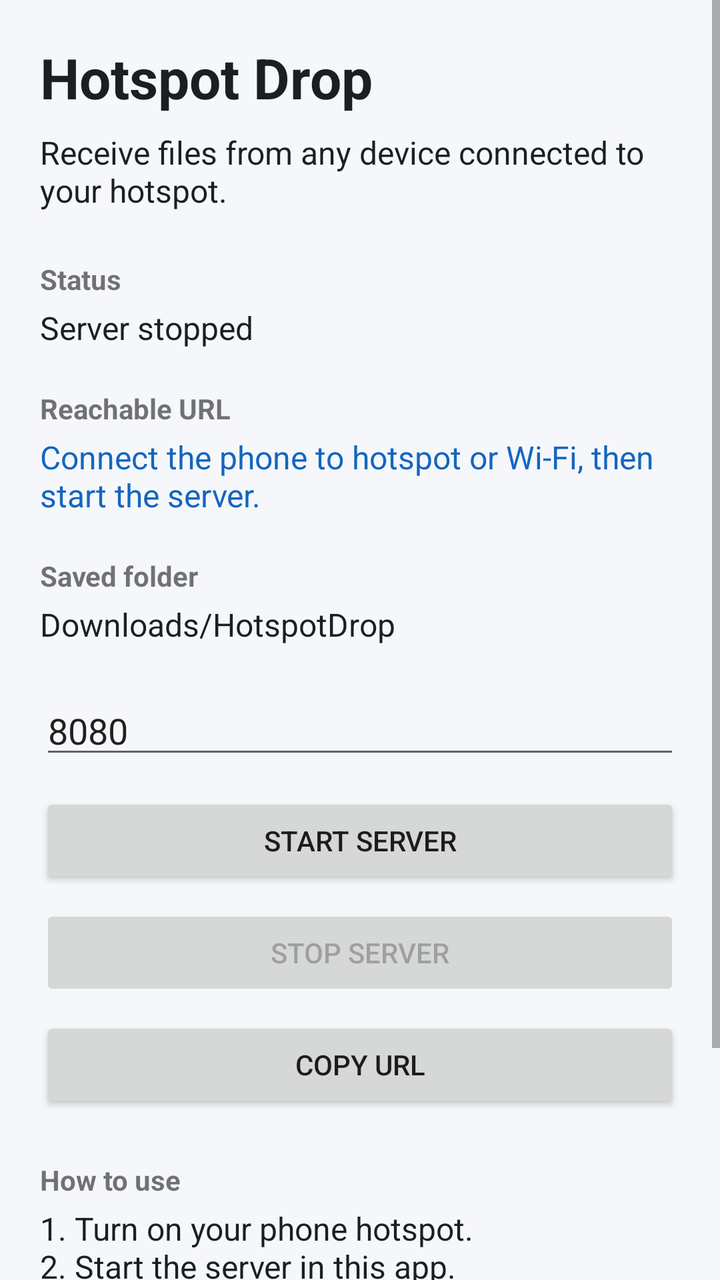
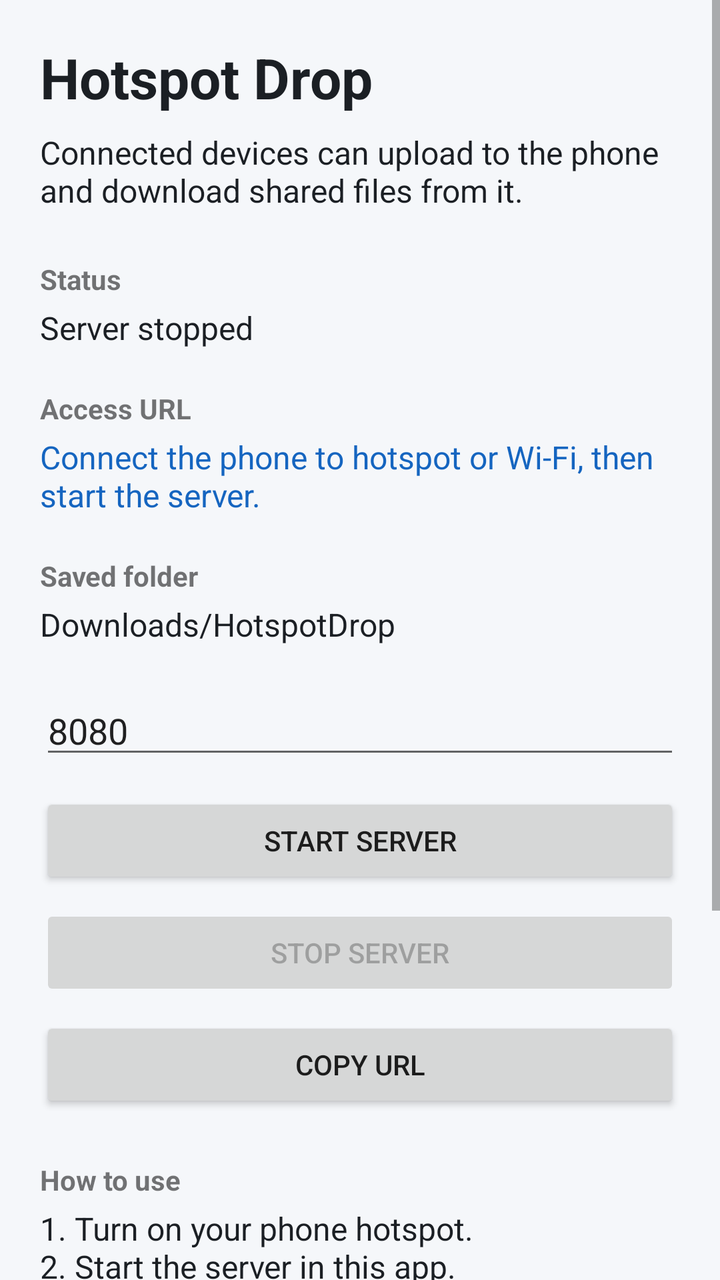

An Android layout rendered at two revisions. The XML below is the earlier revision; the diff shows what the commit changed to produce the second picture.
<!-- AndroidManifest.xml: application theme Theme.FileProtocol -->
<!-- res/layout/activity_main.xml -->
<?xml version="1.0" encoding="utf-8"?>
<ScrollView xmlns:android="http://schemas.android.com/apk/res/android"
    android:layout_width="match_parent"
    android:layout_height="match_parent"
    android:fillViewport="true">

    <LinearLayout
        android:layout_width="match_parent"
        android:layout_height="wrap_content"
        android:orientation="vertical"
        android:padding="20dp">

        <TextView
            android:layout_width="wrap_content"
            android:layout_height="wrap_content"
            android:text="@string/app_name"
            android:textColor="@color/text_primary"
            android:textSize="28sp"
            android:textStyle="bold" />

        <TextView
            android:layout_width="wrap_content"
            android:layout_height="wrap_content"
            android:layout_marginTop="8dp"
            android:text="Receive files from any device connected to your hotspot."
            android:textColor="@color/text_primary"
            android:textSize="16sp" />

        <TextView
            android:layout_width="wrap_content"
            android:layout_height="wrap_content"
            android:layout_marginTop="24dp"
            android:text="@string/status_label"
            android:textStyle="bold" />

        <TextView
            android:id="@+id/statusText"
            android:layout_width="match_parent"
            android:layout_height="wrap_content"
            android:layout_marginTop="4dp"
            android:text="@string/status_stopped"
            android:textColor="@color/text_primary"
            android:textSize="16sp" />

        <TextView
            android:layout_width="wrap_content"
            android:layout_height="wrap_content"
            android:layout_marginTop="20dp"
            android:text="@string/ip_label"
            android:textStyle="bold" />

        <TextView
            android:id="@+id/urlText"
            android:layout_width="match_parent"
            android:layout_height="wrap_content"
            android:layout_marginTop="4dp"
            android:text="@string/url_unavailable"
            android:textColor="@color/blue_500"
            android:textIsSelectable="true"
            android:textSize="16sp" />

        <TextView
            android:layout_width="wrap_content"
            android:layout_height="wrap_content"
            android:layout_marginTop="20dp"
            android:text="@string/folder_label"
            android:textStyle="bold" />

        <TextView
            android:id="@+id/folderText"
            android:layout_width="match_parent"
            android:layout_height="wrap_content"
            android:layout_marginTop="4dp"
            android:text="@string/saved_folder_value"
            android:textColor="@color/text_primary"
            android:textSize="16sp" />

        <EditText
            android:id="@+id/portInput"
            android:layout_width="match_parent"
            android:layout_height="wrap_content"
            android:layout_marginTop="20dp"
            android:ems="10"
            android:hint="@string/port_hint"
            android:inputType="number"
            android:text="8080" />

        <Button
            android:id="@+id/startButton"
            android:layout_width="match_parent"
            android:layout_height="wrap_content"
            android:layout_marginTop="12dp"
            android:text="@string/start_server" />

        <Button
            android:id="@+id/stopButton"
            android:layout_width="match_parent"
            android:layout_height="wrap_content"
            android:layout_marginTop="8dp"
            android:enabled="false"
            android:text="@string/stop_server" />

        <Button
            android:id="@+id/copyButton"
            android:layout_width="match_parent"
            android:layout_height="wrap_content"
            android:layout_marginTop="8dp"
            android:text="@string/copy_url" />

        <TextView
            android:layout_width="wrap_content"
            android:layout_height="wrap_content"
            android:layout_marginTop="24dp"
            android:text="@string/instructions_title"
            android:textStyle="bold" />

        <TextView
            android:layout_width="match_parent"
            android:layout_height="wrap_content"
            android:layout_marginTop="4dp"
            android:text="@string/instructions_body"
            android:textColor="@color/text_primary"
            android:textSize="16sp" />

        <TextView
            android:id="@+id/lastUploadText"
            android:layout_width="match_parent"
            android:layout_height="wrap_content"
            android:layout_marginTop="20dp"
            android:text="@string/last_upload_none"
            android:textColor="@color/text_primary"
            android:textSize="16sp" />

    </LinearLayout>
</ScrollView>
<!-- resources referenced by this layout -->
<resources>
  <color name="blue_500">#1565C0</color>
  <color name="text_primary">#1B1F24</color>
  <string name="app_name">Hotspot Drop</string>
  <string name="copy_url">Copy URL</string>
  <string name="folder_label">Saved folder</string>
  <string name="instructions_body">1. Turn on your phone hotspot.\n2. Start the server in this app.\n3. Connect another device to your hotspot.\n4. Open the shown URL in a browser.\n5. Drag a file onto the page or choose a file and upload it.</string>
  <string name="instructions_title">How to use</string>
  <string name="ip_label">Reachable URL</string>
  <string name="last_upload_none">No files uploaded yet</string>
  <string name="port_hint">Port</string>
  <string name="saved_folder_value">Downloads/HotspotDrop</string>
  <string name="start_server">Start server</string>
  <string name="status_label">Status</string>
  <string name="status_stopped">Server stopped</string>
  <string name="stop_server">Stop server</string>
  <string name="url_unavailable">Connect the phone to hotspot or Wi-Fi, then start the server.</string>
  <style name="Theme.FileProtocol" parent="Theme.MaterialComponents.DayNight.NoActionBar">
          <item name="colorPrimary">@color/blue_500</item>
          <item name="colorPrimaryVariant">@color/blue_700</item>
          <item name="colorOnPrimary">@color/white</item>
          <item name="android:statusBarColor" tools:targetApi="l">@color/blue_700</item>
          <item name="android:windowBackground">@color/surface</item>
      </style>
  <color name="blue_700">#0D47A1</color>
  <color name="white">#FFFFFF</color>
  <color name="surface">#F5F7FA</color>
</resources>

<!-- the commit's change to res/layout/activity_main.xml (unified diff, before → after) -->
@@ -22,7 +22,7 @@
             android:layout_width="wrap_content"
             android:layout_height="wrap_content"
             android:layout_marginTop="8dp"
-            android:text="Receive files from any device connected to your hotspot."
+            android:text="@string/share_note"
             android:textColor="@color/text_primary"
             android:textSize="16sp" />
 
@@ -131,5 +131,29 @@
             android:textColor="@color/text_primary"
             android:textSize="16sp" />
 
+        <TextView
+            android:layout_width="wrap_content"
+            android:layout_height="wrap_content"
+            android:layout_marginTop="24dp"
+            android:text="@string/diag_title"
+            android:textStyle="bold" />
+
+        <Button
+            android:id="@+id/diagButton"
+            android:layout_width="match_parent"
+            android:layout_height="wrap_content"
+            android:layout_marginTop="8dp"
+            android:text="@string/diag_button" />
+
+        <TextView
+            android:id="@+id/diagResultText"
+            android:layout_width="match_parent"
+            android:layout_height="wrap_content"
+            android:layout_marginTop="8dp"
+            android:fontFamily="monospace"
+            android:textColor="@color/text_primary"
+            android:textSize="13sp"
+            android:visibility="gone" />
+
     </LinearLayout>
 </ScrollView>
<!-- resource entries referenced after the edit -->
@@ -4,13 +4,16 @@
   <color name="text_primary">#1B1F24</color>
   <string name="app_name">Hotspot Drop</string>
   <string name="copy_url">Copy URL</string>
+  <string name="diag_button">Run diagnostics</string>
+  <string name="diag_title">Diagnostics</string>
   <string name="folder_label">Saved folder</string>
-  <string name="instructions_body">1. Turn on your phone hotspot.\n2. Start the server in this app.\n3. Connect another device to your hotspot.\n4. Open the shown URL in a browser.\n5. Drag a file onto the page or choose a file and upload it.</string>
+  <string name="instructions_body">1. Turn on your phone hotspot.\n2. Start the server in this app.\n3. Connect another device to your hotspot.\n4. Open the shown `.local` URL in a browser. If needed, use the IP URL fallback.\n5. Upload files to the phone or download shared files from the phone.</string>
   <string name="instructions_title">How to use</string>
-  <string name="ip_label">Reachable URL</string>
+  <string name="ip_label">Access URL</string>
   <string name="last_upload_none">No files uploaded yet</string>
   <string name="port_hint">Port</string>
   <string name="saved_folder_value">Downloads/HotspotDrop</string>
+  <string name="share_note">Connected devices can upload to the phone and download shared files from it.</string>
   <string name="start_server">Start server</string>
   <string name="status_label">Status</string>
   <string name="status_stopped">Server stopped</string>
